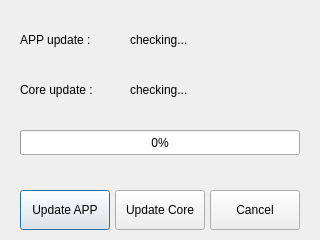
This is standalone/ui/update_dialog.ui in ingbyr/vdm as Qt 5 draws it before an edit. The edited form follows.
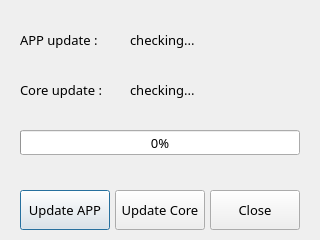
This is the edited form.

Patch:
```diff
--- a/standalone/ui/update_dialog.ui
+++ b/standalone/ui/update_dialog.ui
@@ -10,6 +10,12 @@
     <height>240</height>
    </rect>
   </property>
+  <property name="font">
+   <font>
+    <family>Century Gothic</family>
+    <pointsize>10</pointsize>
+   </font>
+  </property>
   <property name="windowTitle">
    <string>Dialog</string>
   </property>
@@ -114,7 +120,7 @@
     </rect>
    </property>
    <property name="text">
-    <string>Cancel</string>
+    <string>Close</string>
    </property>
   </widget>
  </widget>
```
